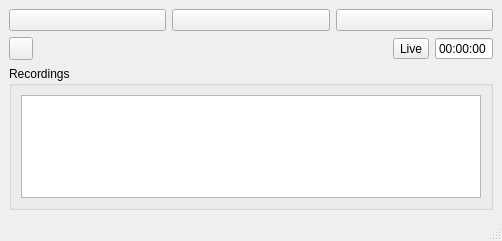
Qt form player.ui (MaurizioB/PlayRSI) before a commit.
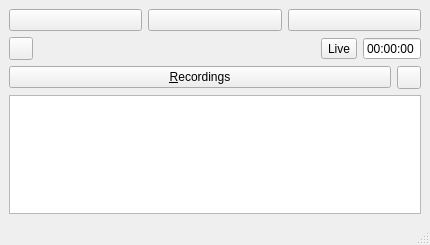
The same form after that commit. Custom widgets are drawn as their Qt base class.

Commit message: Fix for volume slider and some key events. The audio is still a bit broken...

The edit to the form file:
```diff
--- a/player.ui
+++ b/player.ui
@@ -6,15 +6,34 @@
    <rect>
     <x>0</x>
     <y>0</y>
-    <width>502</width>
-    <height>241</height>
+    <width>430</width>
+    <height>245</height>
    </rect>
   </property>
+  <property name="minimumSize">
+   <size>
+    <width>430</width>
+    <height>0</height>
+   </size>
+  </property>
   <property name="windowTitle">
    <string>RSI</string>
   </property>
   <widget class="QWidget" name="centralwidget">
-   <layout class="QGridLayout" name="gridLayout">
+   <layout class="QGridLayout" name="mainLayout">
+    <item row="4" column="0">
+     <widget class="QTreeView" name="recordTree">
+      <property name="focusPolicy">
+       <enum>Qt::NoFocus</enum>
+      </property>
+      <property name="sortingEnabled">
+       <bool>true</bool>
+      </property>
+      <attribute name="headerStretchLastSection">
+       <bool>false</bool>
+      </attribute>
+     </widget>
+    </item>
     <item row="0" column="0">
      <layout class="QHBoxLayout" name="horizontalLayout">
       <item>
@@ -121,20 +140,34 @@
      </layout>
     </item>
     <item row="2" column="0">
-     <widget class="QGroupBox" name="groupBox">
-      <property name="title">
-       <string>Recordings</string>
-      </property>
-      <layout class="QVBoxLayout" name="verticalLayout">
-       <item>
-        <widget class="QTreeView" name="recordTree">
-         <attribute name="headerStretchLastSection">
-          <bool>false</bool>
-         </attribute>
-        </widget>
-       </item>
-      </layout>
-     </widget>
+     <layout class="QHBoxLayout" name="horizontalLayout_3">
+      <item>
+       <widget class="QPushButton" name="toggleRecBtn">
+        <property name="focusPolicy">
+         <enum>Qt::NoFocus</enum>
+        </property>
+        <property name="text">
+         <string>&amp;Recordings</string>
+        </property>
+        <property name="checkable">
+         <bool>true</bool>
+        </property>
+       </widget>
+      </item>
+      <item>
+       <widget class="QToolButton" name="floatRecBtn">
+        <property name="focusPolicy">
+         <enum>Qt::NoFocus</enum>
+        </property>
+        <property name="toolTip">
+         <string>Show recordings in a separate window</string>
+        </property>
+        <property name="checkable">
+         <bool>true</bool>
+        </property>
+       </widget>
+      </item>
+     </layout>
     </item>
    </layout>
   </widget>
```
Left out of the diff: 12 changed lines with no effect on the pictures. The commit also changes 2 other files.
